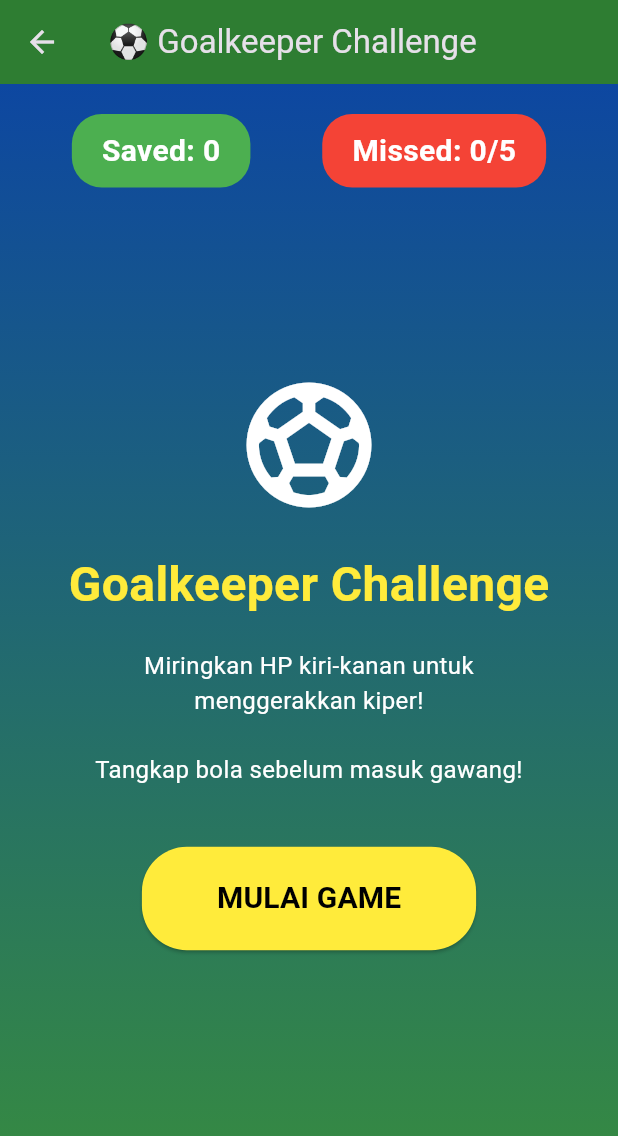
After one commit to bintangkusuma43/KlasmenDanBeritaEPL, a Flutter app: the ProfileScreen screen opened directly, after a tap on "Main Game Kiper! ⚽", on a phone screen of 412 x 824 dp. The commit adds this screen. Shown: the top 1136 px of the screen. Run offline on Flutter 3.47's test engine with Material 3 defaults, Android fonts, the phone set to English and light mode, and no system bars; our stand-ins replace flutter_local_notifications, flutter_svg, geolocator, hive, hive_flutter, image_picker and 3 more; accounts and stored records are empty.

Commit message:
Add Goalkeeper Challenge game with gyroscope sensor

```diff
--- /dev/null
+++ b/lib/screens/goalkeeper_game_screen.dart
@@ -0,0 +1,403 @@
+import 'dart:async';
+import 'dart:math';
+import 'package:flutter/material.dart';
+import 'package:sensors_plus/sensors_plus.dart';
+
+class GoalkeeperGameScreen extends StatefulWidget {
+  const GoalkeeperGameScreen({super.key});
+
+  @override
+  State<GoalkeeperGameScreen> createState() => _GoalkeeperGameScreenState();
+}
+
+class _GoalkeeperGameScreenState extends State<GoalkeeperGameScreen> {
+  double _keeperX = 0.0;
+  double _ballX = 0.0;
+  double _ballY = -1.0;
+  int _score = 0;
+  int _missed = 0;
+  bool _gameStarted = false;
+  bool _ballMoving = false;
+
+  StreamSubscription<GyroscopeEvent>? _gyroSubscription;
+  Timer? _ballTimer;
+  Timer? _spawnTimer;
+
+  final double _keeperSpeed = 15.0;
+  final double _ballSpeed = 0.02;
+  final Random _random = Random();
+
+  @override
+  void initState() {
+    super.initState();
+    _initGyroscope();
+  }
+
+  void _initGyroscope() {
+    _gyroSubscription = gyroscopeEventStream().listen((GyroscopeEvent event) {
+      if (_gameStarted && mounted) {
+        setState(() {
+          _keeperX += event.y * _keeperSpeed;
+          _keeperX = _keeperX.clamp(-150.0, 150.0);
+        });
+      }
+    });
+  }
+
+  void _startGame() {
+    setState(() {
+      _gameStarted = true;
+      _score = 0;
+      _missed = 0;
+      _ballY = -1.0;
+      _keeperX = 0.0;
+    });
+
+    _spawnTimer = Timer.periodic(const Duration(seconds: 2), (timer) {
+      if (_gameStarted && !_ballMoving) {
+        _spawnBall();
+      }
+    });
+  }
+
+  void _spawnBall() {
+    setState(() {
+      _ballX = (_random.nextDouble() * 300) - 150;
+      _ballY = -1.0;
+      _ballMoving = true;
+    });
+
+    _ballTimer?.cancel();
+    _ballTimer = Timer.periodic(const Duration(milliseconds: 16), (timer) {
+      if (!mounted || !_gameStarted) {
+        timer.cancel();
+        return;
+      }
+
+      setState(() {
+        _ballY += _ballSpeed;
+
+        if (_ballY >= 0.85) {
+          timer.cancel();
+          _ballMoving = false;
+
+          double distance = (_ballX - _keeperX).abs();
+          if (distance < 50) {
+            _score++;
+            _showFeedback('SAVED! ⚽', Colors.green);
+          } else {
+            _missed++;
+            _showFeedback('GOAL! 😢', Colors.red);
+            if (_missed >= 5) {
+              _endGame();
+            }
+          }
+        }
+      });
+    });
+  }
+
+  void _showFeedback(String message, Color color) {
+    ScaffoldMessenger.of(context).showSnackBar(
+      SnackBar(
+        content: Text(
+          message,
+          style: const TextStyle(fontSize: 18, fontWeight: FontWeight.bold),
+          textAlign: TextAlign.center,
+        ),
+        backgroundColor: color,
+        duration: const Duration(milliseconds: 800),
+      ),
+    );
+  }
+
+  void _endGame() {
+    _ballTimer?.cancel();
+    _spawnTimer?.cancel();
+
+    setState(() {
+      _gameStarted = false;
+      _ballMoving = false;
+    });
+
+    showDialog(
+      context: context,
+      barrierDismissible: false,
+      builder: (context) => AlertDialog(
+        backgroundColor: Colors.grey[900],
+        title: const Text(
+          '🏆 GAME OVER 🏆',
+          textAlign: TextAlign.center,
+          style: TextStyle(color: Colors.yellow, fontWeight: FontWeight.bold),
+        ),
+        content: Column(
+          mainAxisSize: MainAxisSize.min,
+          children: [
+            Text(
+              'Skor Akhir: $_score',
+              style: const TextStyle(fontSize: 24, color: Colors.white),
+            ),
+            const SizedBox(height: 10),
+            Text(
+              'Kebobolan: $_missed',
+              style: const TextStyle(fontSize: 18, color: Colors.red),
+            ),
+            const SizedBox(height: 20),
+            Text(
+              _score >= 10
+                  ? 'Hebat! Kiper Premier League! 🥇'
+                  : _score >= 5
+                  ? 'Bagus! Keep practicing! ⚽'
+                  : 'Coba lagi! 💪',
+              textAlign: TextAlign.center,
+              style: const TextStyle(fontSize: 16, color: Colors.white70),
+            ),
+          ],
+        ),
+        actions: [
+          TextButton(
+            onPressed: () {
+              Navigator.pop(context);
+              _startGame();
+            },
+            child: const Text(
+              'Main Lagi',
+              style: TextStyle(color: Colors.yellow, fontSize: 16),
+            ),
+          ),
+          TextButton(
+            onPressed: () {
+              Navigator.pop(context);
+              Navigator.pop(context);
+            },
+            child: const Text(
+              'Keluar',
+              style: TextStyle(color: Colors.grey, fontSize: 16),
+            ),
+          ),
+        ],
+      ),
+    );
+  }
+
+  @override
+  void dispose() {
+    _gyroSubscription?.cancel();
+    _ballTimer?.cancel();
+    _spawnTimer?.cancel();
+    super.dispose();
+  }
+
+  @override
+  Widget build(BuildContext context) {
+    final size = MediaQuery.of(context).size;
+
+    return Scaffold(
+      appBar: AppBar(
+        title: const Text('⚽ Goalkeeper Challenge'),
+        backgroundColor: Colors.green[800],
+      ),
+      body: Container(
+        decoration: BoxDecoration(
+          gradient: LinearGradient(
+            begin: Alignment.topCenter,
+            end: Alignment.bottomCenter,
+            colors: [Colors.blue[900]!, Colors.green[700]!],
+          ),
+        ),
+        child: Stack(
+          children: [
+            Positioned(
+              top: 20,
+              left: 0,
+              right: 0,
+              child: Row(
+                mainAxisAlignment: MainAxisAlignment.spaceEvenly,
+                children: [
+                  Container(
+                    padding: const EdgeInsets.symmetric(
+                      horizontal: 20,
+                      vertical: 10,
+                    ),
+                    decoration: BoxDecoration(
+                      color: Colors.green,
+                      borderRadius: BorderRadius.circular(20),
+                    ),
+                    child: Text(
+                      'Saved: $_score',
+                      style: const TextStyle(
+                        fontSize: 20,
+                        fontWeight: FontWeight.bold,
+                        color: Colors.white,
+                      ),
+                    ),
+                  ),
+                  Container(
+                    padding: const EdgeInsets.symmetric(
+                      horizontal: 20,
+                      vertical: 10,
+                    ),
+                    decoration: BoxDecoration(
+                      color: Colors.red,
+                      borderRadius: BorderRadius.circular(20),
+                    ),
+                    child: Text(
+                      'Missed: $_missed/5',
+                      style: const TextStyle(
+                        fontSize: 20,
+                        fontWeight: FontWeight.bold,
+                        color: Colors.white,
+                      ),
+                    ),
+                  ),
+                ],
+              ),
+            ),
+
+            if (!_gameStarted)
+              Center(
+                child: Column(
+                  mainAxisAlignment: MainAxisAlignment.center,
+                  children: [
+                    const Icon(
+                      Icons.sports_soccer,
+                      size: 100,
+                      color: Colors.white,
+                    ),
+                    const SizedBox(height: 20),
+                    const Text(
+                      'Goalkeeper Challenge',
+                      style: TextStyle(
+                        fontSize: 32,
+                        fontWeight: FontWeight.bold,
+                        color: Colors.yellow,
+                      ),
+                    ),
+                    const SizedBox(height: 20),
+                    const Padding(
+                      padding: EdgeInsets.symmetric(horizontal: 40),
+                      child: Text(
+                        'Miringkan HP kiri-kanan untuk menggerakkan kiper!\n\nTangkap bola sebelum masuk gawang!',
+                        textAlign: TextAlign.center,
+                        style: TextStyle(fontSize: 16, color: Colors.white),
+                      ),
+                    ),
+                    const SizedBox(height: 40),
+                    ElevatedButton(
+                      onPressed: _startGame,
+                      style: ElevatedButton.styleFrom(
+                        backgroundColor: Colors.yellow,
+                        padding: const EdgeInsets.symmetric(
+                          horizontal: 50,
+                          vertical: 20,
+                        ),
+                        shape: RoundedRectangleBorder(
+                          borderRadius: BorderRadius.circular(30),
+                        ),
+                      ),
+                      child: const Text(
+                        'MULAI GAME',
+                        style: TextStyle(
+                          fontSize: 20,
+                          fontWeight: FontWeight.bold,
+                          color: Colors.black,
+                        ),
+                      ),
+                    ),
+                  ],
+                ),
+              ),
+
+            if (_gameStarted)
+              Positioned(
+                left: size.width / 2 + _ballX - 20,
+                top: size.height * 0.1 + (size.height * 0.7 * (_ballY + 1) / 2),
+                child: Container(
+                  width: 40,
+                  height: 40,
+                  decoration: const BoxDecoration(
+                    shape: BoxShape.circle,
+                    gradient: RadialGradient(
+                      colors: [Colors.white, Colors.black87],
+                    ),
+                  ),
+                  child: const Center(
+                    child: Text('⚽', style: TextStyle(fontSize: 30)),
+                  ),
+                ),
+              ),
+
+            if (_gameStarted)
+              Positioned(
+                bottom: 50,
+                left: size.width / 2 + _keeperX - 40,
+                child: Column(
+                  children: [
+                    Container(
+                      width: 80,
+                      height: 100,
+                      decoration: BoxDecoration(
+                        color: Colors.orange,
+                        borderRadius: BorderRadius.circular(10),
+                        border: Border.all(color: Colors.white, width: 3),
+                      ),
+                      child: const Center(
+                        child: Text('🧤', style: TextStyle(fontSize: 50)),
+                      ),
+                    ),
+                    const SizedBox(height: 5),
+                    Container(
+                      padding: const EdgeInsets.symmetric(
+                        horizontal: 8,
+                        vertical: 4,
+                      ),
+                      decoration: BoxDecoration(
+                        color: Colors.white,
+                        borderRadius: BorderRadius.circular(10),
+                      ),
+                      child: const Text(
+                        'KIPER',
+                        style: TextStyle(
+                          fontSize: 12,
+                          fontWeight: FontWeight.bold,
+                          color: Colors.black,
+                        ),
+                      ),
+                    ),
+                  ],
+                ),
+              ),
+
+            if (_gameStarted)
+              Positioned(
+                bottom: 0,
+                left: 0,
+                right: 0,
+                child: Container(
+                  height: 40,
+                  decoration: BoxDecoration(
+                    gradient: LinearGradient(
+                      colors: [Colors.green[900]!, Colors.green[600]!],
+                    ),
+                  ),
+                  child: Row(
+                    children: List.generate(
+                      10,
+                      (index) => Expanded(
+                        child: Container(
+                          margin: const EdgeInsets.all(2),
+                          color: index % 2 == 0
+                              ? Colors.green[800]
+                              : Colors.green[700],
+                        ),
+                      ),
+                    ),
+                  ),
+                ),
+              ),
+          ],
+        ),
+      ),
+    );
+  }
+}
--- a/lib/screens/profile_screen.dart
+++ b/lib/screens/profile_screen.dart
@@ -6,6 +6,7 @@ import '../models/user_model.dart';
 import '../database/hive_service.dart';
 import '../utils/session_utils.dart';
 import 'auth/login_screen.dart';
+import 'goalkeeper_game_screen.dart';
 
 class ProfileScreen extends StatefulWidget {
   const ProfileScreen({super.key});
@@ -68,12 +69,12 @@ class _ProfileScreenState extends State<ProfileScreen> {
               ),
             ],
           ),
-          content: SingleChildScrollView(
+          content: const SingleChildScrollView(
             child: Column(
               crossAxisAlignment: CrossAxisAlignment.start,
               mainAxisSize: MainAxisSize.min,
               children: [
-                const Text(
+                Text(
                   '📝 Kesan:',
                   style: TextStyle(
                     color: Colors.yellow,
@@ -81,8 +82,8 @@ class _ProfileScreenState extends State<ProfileScreen> {
                     fontSize: 16,
                   ),
                 ),
-                const SizedBox(height: 8),
-                const Text(
+                SizedBox(height: 8),
+                Text(
                   'Terima kasih Pak Bagus, berkat tugas dari bapak saya semakin rajin untuk berdoa dan beribadah. Izinkan saya mengucapkan kata-kata keramat "Segampang itu"',
                   style: TextStyle(
                     color: Colors.white70,
@@ -90,8 +91,8 @@ class _ProfileScreenState extends State<ProfileScreen> {
                     height: 1.5,
                   ),
                 ),
-                const SizedBox(height: 16),
-                const Text(
+                SizedBox(height: 16),
+                Text(
                   '💡 Saran:',
                   style: TextStyle(
                     color: Colors.yellow,
@@ -99,8 +100,8 @@ class _ProfileScreenState extends State<ProfileScreen> {
                     fontSize: 16,
                   ),
                 ),
-                const SizedBox(height: 8),
-                const Text(
+                SizedBox(height: 8),
+                Text(
                   'Saran saya ganti kata-kata "segampang itu" menjadi "semumet itu". Maaf jika aplikasi saya tidak bagus, karna saya Tatang bukan Bagus',
                   style: TextStyle(
                     color: Colors.white70,
@@ -289,8 +290,42 @@ class _ProfileScreenState extends State<ProfileScreen> {
                           const SizedBox(height: 12),
                           Padding(
                             padding: const EdgeInsets.symmetric(horizontal: 16),
-                            child: ElevatedButton.icon(
-                              onPressed: () => _showKesanSaranDialog(context),
+                            child: Column(
+                              children: [
+                                ElevatedButton.icon(
+                                  onPressed: () {
+                                    Navigator.push(
+                                      context,
+                                      MaterialPageRoute(
+                                        builder: (_) =>
+                                            const GoalkeeperGameScreen(),
+                                      ),
+                                    );
+                                  },
+                                  style: ElevatedButton.styleFrom(
+                                    backgroundColor: Colors.green[700],
+                                    foregroundColor: Colors.white,
+                                    padding: const EdgeInsets.symmetric(
+                                      vertical: 14,
+                                      horizontal: 20,
+                                    ),
+                                    shape: RoundedRectangleBorder(
+                                      borderRadius: BorderRadius.circular(12),
+                                    ),
+                                  ),
+                                  icon: const Icon(Icons.sports_soccer),
+                                  label: const Text(
+                                    'Main Game Kiper! ⚽',
+                                    style: TextStyle(
+                                      fontSize: 16,
+                                      fontWeight: FontWeight.bold,
+                                    ),
+                                  ),
+                                ),
+                                const SizedBox(height: 12),
+                                ElevatedButton.icon(
+                                  onPressed: () =>
+                                      _showKesanSaranDialog(context),
                                   style: ElevatedButton.styleFrom(
                                     backgroundColor: Colors.yellow,
                                     foregroundColor: Colors.black,
@@ -310,6 +345,8 @@ class _ProfileScreenState extends State<ProfileScreen> {
                                       fontWeight: FontWeight.bold,
                                     ),
                                   ),
+                                ),
+                              ],
                             ),
                           ),
                           const SizedBox(height: 24),
--- a/lib/screens/standings_screen.dart
+++ b/lib/screens/standings_screen.dart
@@ -166,7 +166,8 @@ class _StandingsScreenState extends State<StandingsScreen> {
                     ),
                   );
                 } else if (snapshot.hasData && snapshot.data!.isNotEmpty) {
-                  if (_searchController.text.isNotEmpty && _filteredStandings.isEmpty) {
+                  if (_searchController.text.isNotEmpty &&
+                      _filteredStandings.isEmpty) {
                     return const Center(
                       child: Text(
                         'Tim tidak ditemukan',
--- a/pubspec.yaml
+++ b/pubspec.yaml
@@ -38,6 +38,7 @@ dependencies:
   flutter_svg: ^2.0.9
   image_picker: ^1.0.4
   path_provider: ^2.1.1
+  sensors_plus: ^4.0.2
 
 flutter:
   uses-material-design: true
```
Also changed, not shown: pubspec.lock. Lines whose indentation alone changed are shown as unchanged.
